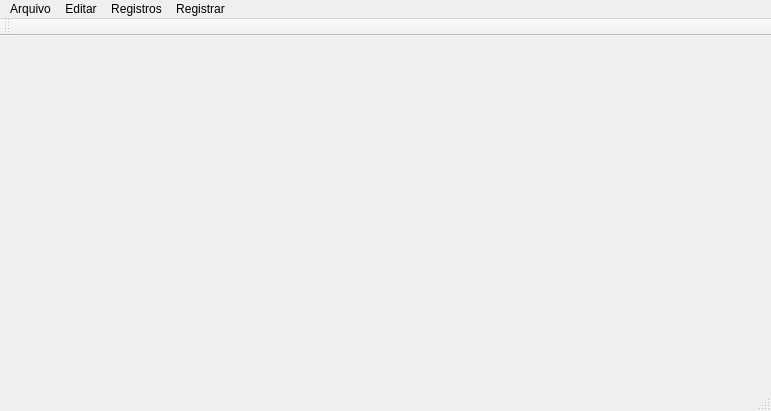
This is optimus-business/optimus-business/mainbusiness.ui in OptimusInformatica/qt-business as Qt 5 draws it before an edit. The edited form follows.
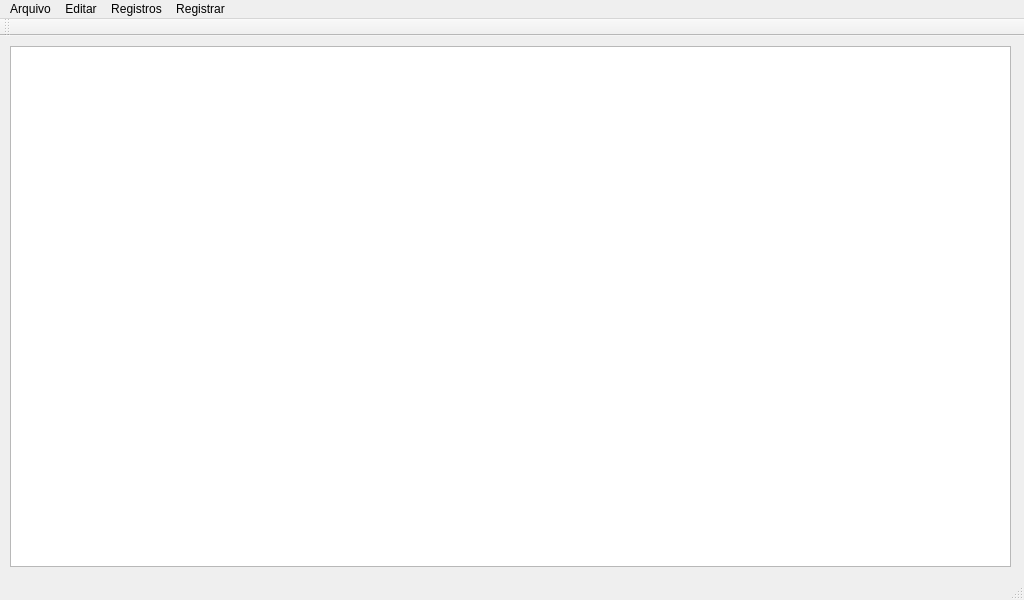
This is the edited form.

```diff
--- a/optimus-business/optimus-business/mainbusiness.ui
+++ b/optimus-business/optimus-business/mainbusiness.ui
@@ -6,20 +6,31 @@
    <rect>
     <x>0</x>
     <y>0</y>
-    <width>771</width>
-    <height>411</height>
+    <width>1024</width>
+    <height>600</height>
    </rect>
   </property>
   <property name="windowTitle">
    <string>MainBusiness</string>
   </property>
-  <widget class="QWidget" name="centralWidget"/>
+  <widget class="QWidget" name="centralWidget">
+   <widget class="QTableView" name="tableView">
+    <property name="geometry">
+     <rect>
+      <x>10</x>
+      <y>10</y>
+      <width>1001</width>
+      <height>521</height>
+     </rect>
+    </property>
+   </widget>
+  </widget>
   <widget class="QMenuBar" name="menuBar">
    <property name="geometry">
     <rect>
      <x>0</x>
      <y>0</y>
-     <width>771</width>
+     <width>1024</width>
      <height>21</height>
     </rect>
    </property>
```
Left out of the diff: 22 changed lines with no effect on the pictures.
